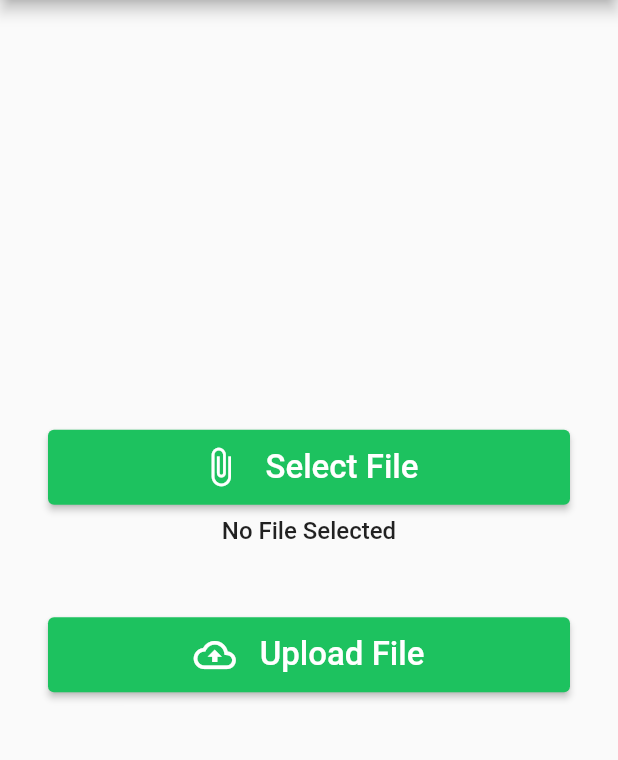
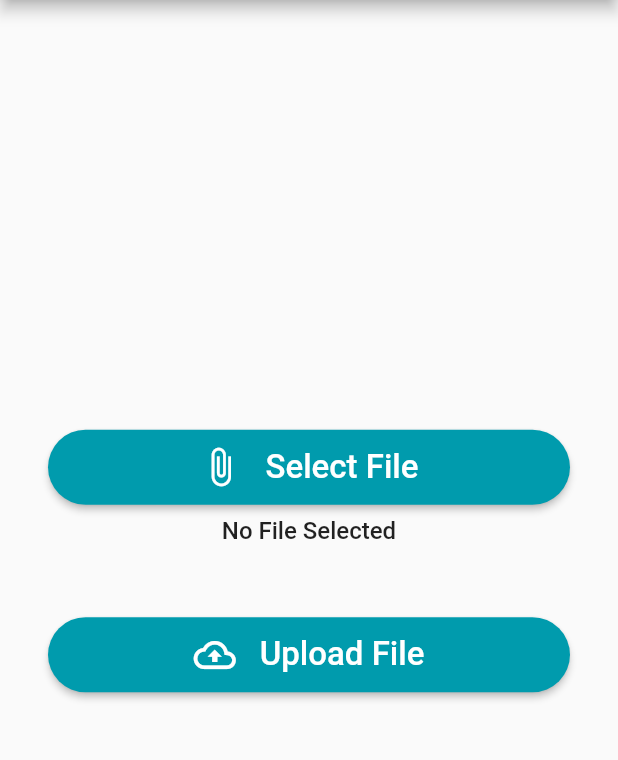
Before and after one commit to insidemordecai/etransact-vendor, a Flutter app: the Home screen opened directly with empty values, on a phone screen of 412 x 824 dp, the part 84-844 px from its top. Run offline on Flutter 3.47's test engine with Material 2 defaults, Android fonts, the phone set to English and light mode, and no system bars; our stand-ins replace file_picker, firebase_auth, firebase_core, firebase_database, firebase_storage, fluttertoast and 1 more; accounts and stored records are empty; statements that could not run were skipped.

Commit message:
update: match with general theme

```diff
--- a/lib/widget/button_widget.dart
+++ b/lib/widget/button_widget.dart
@@ -1,3 +1,5 @@
+import 'package:etransact_vendor/constants.dart';
+import 'package:etransact_vendor/model/palette.dart';
 import 'package:flutter/material.dart';
 
 class ButtonWidget extends StatelessWidget {
@@ -15,7 +17,8 @@ class ButtonWidget extends StatelessWidget {
   @override
   Widget build(BuildContext context) => ElevatedButton(
         style: ElevatedButton.styleFrom(
-          primary: const Color.fromRGBO(29, 194, 95, 1),
+          primary: Palette.kTeal,
+          shape: kRoundedBorder,
           minimumSize: const Size.fromHeight(50),
         ),
         child: buildContent(),
```
